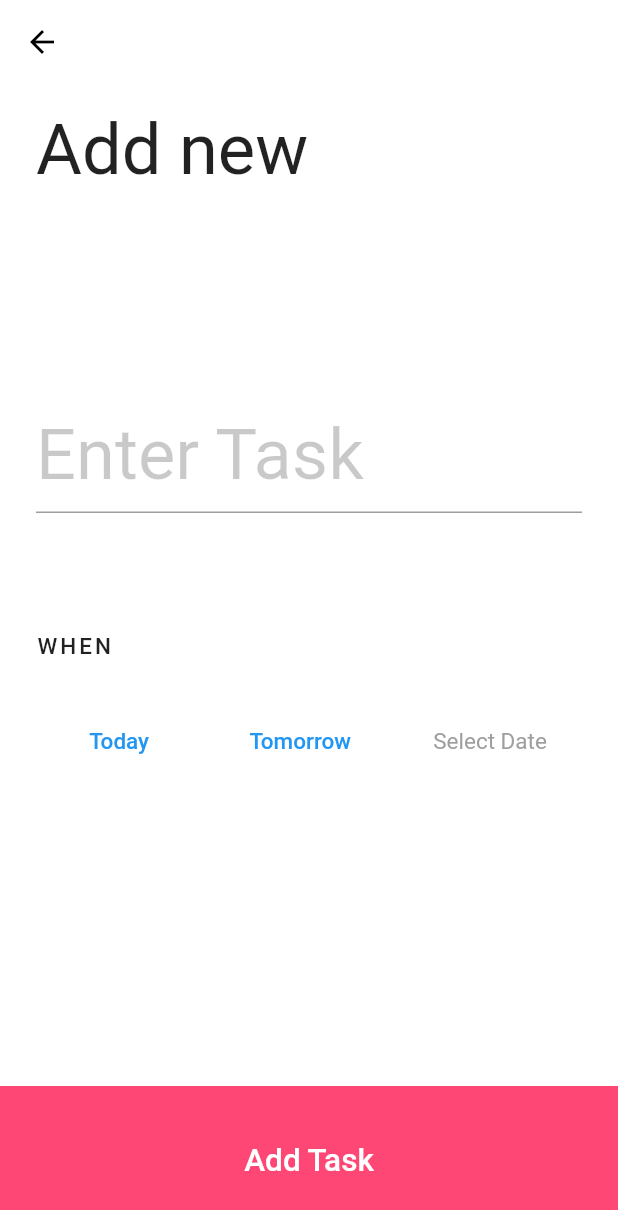
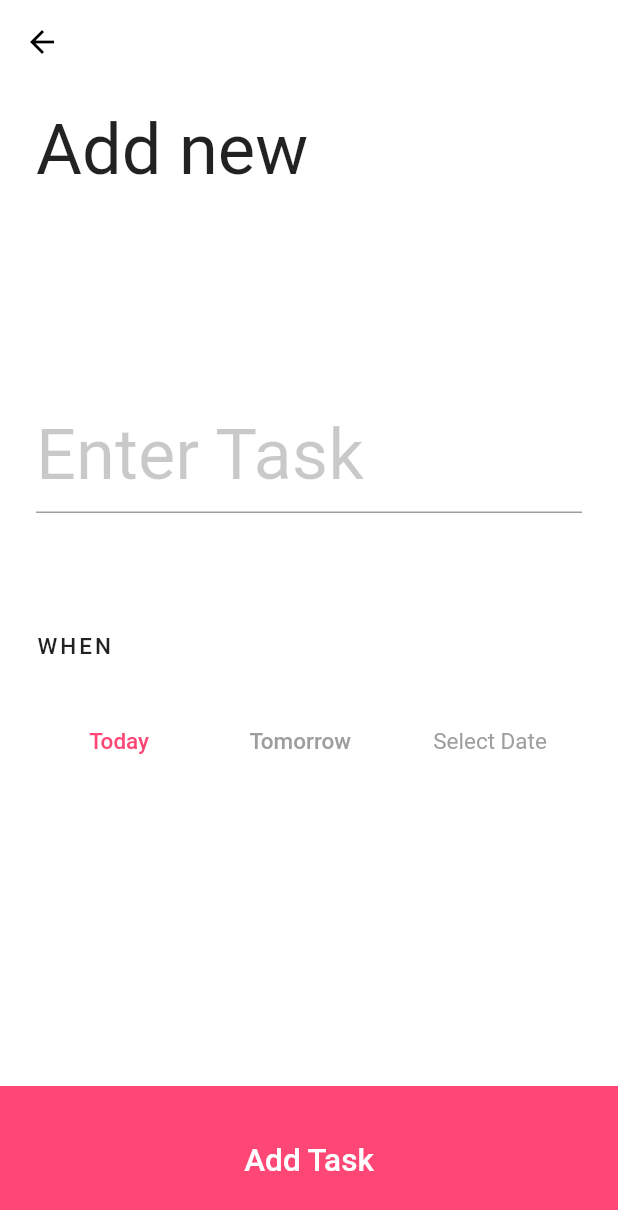
Before and after one commit to medwonuola/buck, a Flutter app: the AddTodo screen opened directly, after a tap on "Today", on a phone screen of 412 x 824 dp. Shown: the top 1210 px of the screen. Run offline on Flutter 3.47's test engine with Material 2 defaults, Android fonts, the phone set to English and light mode, and no system bars.

Commit message:
Fixed deadline check

```diff
--- /dev/null
+++ b/lib/core/viewmodels/add_todo_model.dart
@@ -0,0 +1 @@
+class AddTodoModel {}
--- a/lib/main.dart
+++ b/lib/main.dart
@@ -1,7 +1,7 @@
 import 'package:buck/constants/constants.dart';
 import 'package:flutter/material.dart';
 
-import 'view/screens/home.dart';
+import 'view/views/home.dart';
 
 void main() => runApp(Buck());
 
--- a/lib/view/views/add_todo.dart
+++ b/lib/view/views/add_todo.dart
@@ -1,3 +1,4 @@
+import 'package:buck/core/enums/deadlines.dart';
 import 'package:buck/core/models/todo_model.dart';
 import 'package:flutter/material.dart';
 
@@ -68,24 +69,28 @@ class _AddTodoState extends State<AddTodo> {
                     TextButton(
                       onPressed: () {
                         setState(() {
-                          todo.later = false;
+                          todo.deadline = Deadline.Today;
                         });
                       },
                       child: Text("Today",
                           style: TextStyle(
                               fontSize: 15,
-                              color: todo.later ? Colors.grey : kPrimaryColor)),
+                              color: todo.deadline == Deadline.Today
+                                  ? kPrimaryColor
+                                  : Colors.grey)),
                     ),
                     TextButton(
                       onPressed: () {
                         setState(() {
-                          todo.later = true;
+                          todo.deadline = Deadline.Tomorrow;
                         });
                       },
                       child: Text("Tomorrow",
                           style: TextStyle(
                               fontSize: 15,
-                              color: todo.later ? kPrimaryColor : Colors.grey)),
+                              color: todo.deadline == Deadline.Tomorrow
+                                  ? kPrimaryColor
+                                  : Colors.grey)),
                     ),
                     Text("Select Date",
                         style: TextStyle(fontSize: 15, color: Colors.grey))
```
